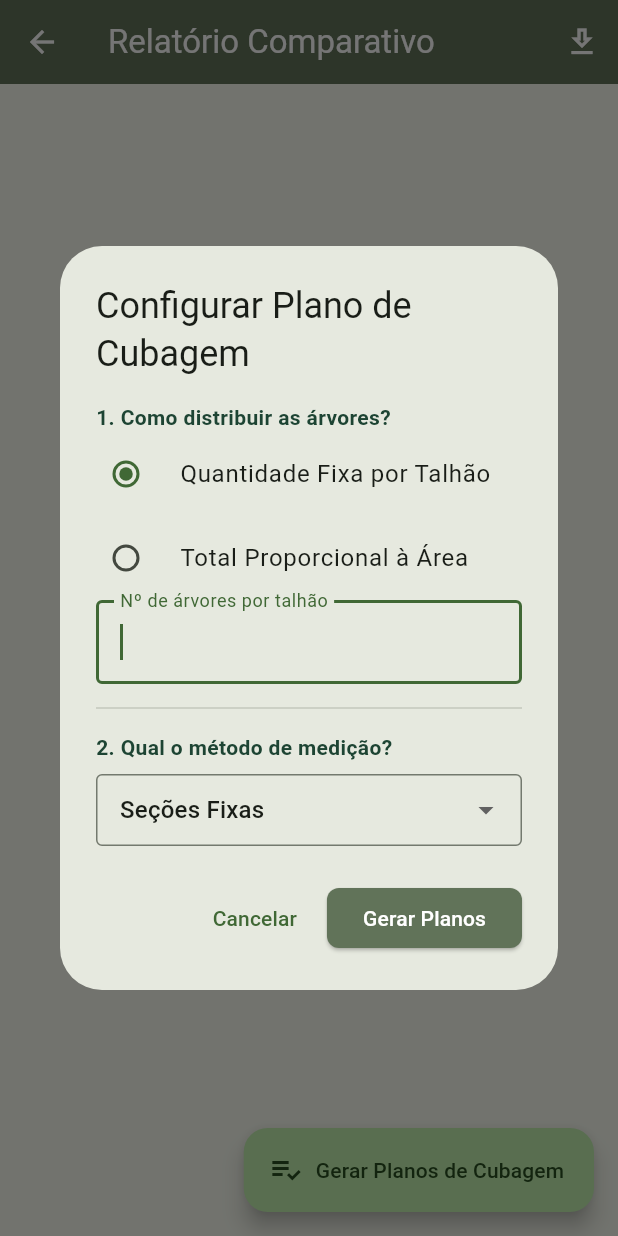
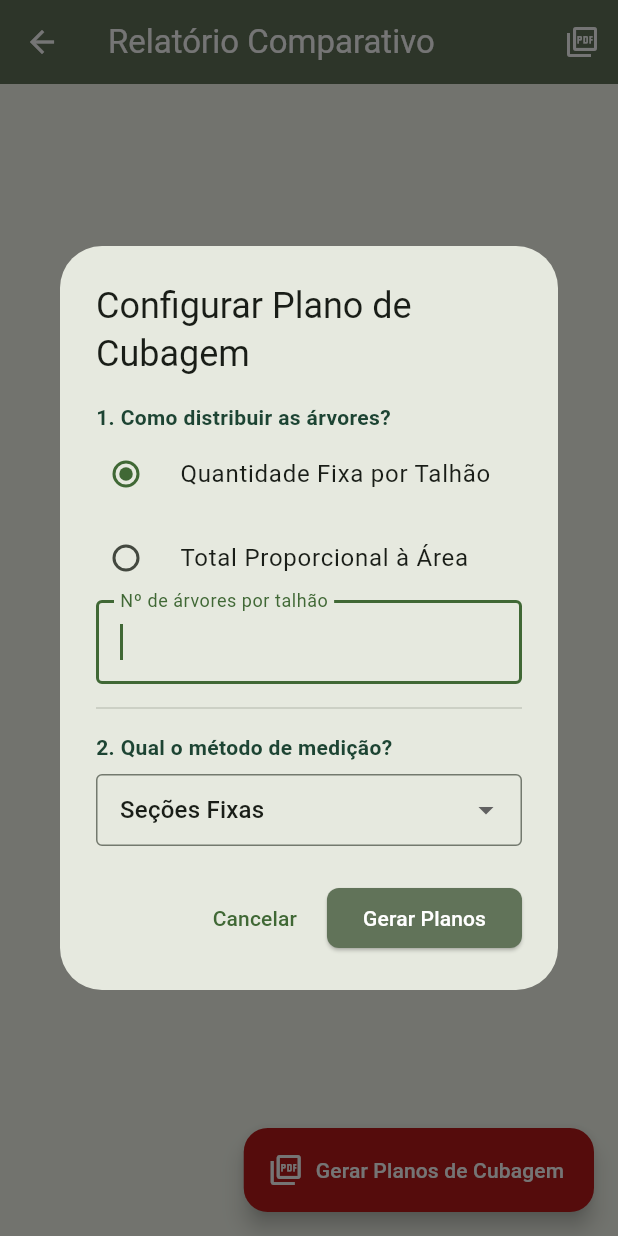
Before and after one commit to Osmar-orbis/geoforestcoletor, a Flutter app: the RelatorioComparativoPage screen opened directly with empty values, after a tap on "Gerar Planos de Cubagem", on a phone screen of 412 x 824 dp. Run offline on Flutter 3.47's test engine with Material 3 defaults, Android fonts, the phone set to English and light mode, and no system bars; our stand-ins replace cloud_firestore, csv, device_info_plus, file_picker, firebase_auth, firebase_core and 13 more; missing offline and left inert: flutter_archive, path_provider_android, proj4dart; accounts and stored records are empty; generated files the repository leaves out were written again.

Commit message:
Primeiro commit - exportação -relatorios

```diff
--- a/lib/pages/dashboard/relatorio_comparativo_page.dart
+++ b/lib/pages/dashboard/relatorio_comparativo_page.dart
@@ -4,7 +4,6 @@ import 'package:flutter/material.dart';
 import 'package:geoforestcoletor/data/datasources/local/database_helper.dart';
 import 'package:geoforestcoletor/models/talhao_model.dart';
 import 'package:geoforestcoletor/pages/dashboard/talhao_dashboard_page.dart';
-import 'package:geoforestcoletor/services/export_service.dart';
 import 'package:geoforestcoletor/services/pdf_service.dart';
 import 'package:geoforestcoletor/models/enums.dart';
 import 'package:geoforestcoletor/services/analysis_service.dart';
@@ -22,14 +21,6 @@ class PlanoConfig {
   });
 }
 
-enum ExportOptions {
-  exportarTudo,
-  exportarParcelas,
-  exportarCubagens,
-  exportarAnalisesPdf,
-  exportarAmostrasGeoJson
-}
-
 class RelatorioComparativoPage extends StatefulWidget {
   final List<Talhao> talhoesSelecionados;
   const RelatorioComparativoPage({super.key, required this.talhoesSelecionados});
@@ -41,7 +32,6 @@ class RelatorioComparativoPage extends StatefulWidget {
 class _RelatorioComparativoPageState extends State<RelatorioComparativoPage> {
   final Map<String, List<Talhao>> _talhoesPorFazenda = {};
   final dbHelper = DatabaseHelper.instance;
-  final exportService = ExportService();
   final pdfService = PdfService();
 
   @override
@@ -60,8 +50,22 @@ class _RelatorioComparativoPageState extends State<RelatorioComparativoPage> {
     }
   }
 
-  Future<void> _handleExportSelection(ExportOptions option) async {
-    // ... seu código de exportação ...
+  Future<void> _exportarAnaliseUnificadaPdf() async {
+    if (widget.talhoesSelecionados.isEmpty) {
+      if (mounted) {
+        ScaffoldMessenger.of(context).showSnackBar(
+          const SnackBar(
+            content: Text('Nenhum talhão para exportar.'),
+            backgroundColor: Colors.orange,
+          ),
+        );
+      }
+      return;
+    }
+    await pdfService.gerarRelatorioUnificadoPdf(
+      context: context,
+      talhoes: widget.talhoesSelecionados,
+    );
   }
 
   Future<PlanoConfig?> _mostrarDialogoDeConfiguracaoLote() async {
@@ -157,31 +161,49 @@ class _RelatorioComparativoPageState extends State<RelatorioComparativoPage> {
     );
   }
 
+  // <<< FUNÇÃO PRINCIPAL MODIFICADA >>>
   Future<void> _gerarPlanosDeCubagemParaSelecionados() async {
     final PlanoConfig? config = await _mostrarDialogoDeConfiguracaoLote();
     if (config == null || !mounted) return;
 
-    ScaffoldMessenger.of(context).showSnackBar(SnackBar(
-      content: Text('Iniciando geração de ${widget.talhoesSelecionados.length} planos...'),
+    ScaffoldMessenger.of(context).showSnackBar(const SnackBar(
+      content: Text('Gerando atividades e planos no banco de dados...'),
       backgroundColor: Colors.blue,
-      duration: const Duration(seconds: 15),
+      duration: Duration(seconds: 15),
     ));
 
     final analysisService = AnalysisService();
     try {
-      await analysisService.criarMultiplasAtividadesDeCubagem(
+      // 1. CHAMA A FUNÇÃO E AGUARDA O RETORNO DOS PLANOS GERADOS
+      final planosGerados = await analysisService.criarMultiplasAtividadesDeCubagem(
         talhoes: widget.talhoesSelecionados,
         metodo: config.metodoDistribuicao,
         quantidade: config.quantidade,
         metodoCubagem: config.metodoCubagem,
       );
-      if (mounted) {
-        ScaffoldMessenger.of(context).removeCurrentSnackBar();
+
+      if (!mounted) return;
+      ScaffoldMessenger.of(context).removeCurrentSnackBar();
+
+      if (planosGerados.isEmpty) {
         ScaffoldMessenger.of(context).showSnackBar(const SnackBar(
-          content: Text('Atividades de cubagem geradas com sucesso!'),
-          backgroundColor: Colors.green,
+          content: Text('Nenhum plano foi gerado. Verifique os dados dos talhões.'),
+          backgroundColor: Colors.orange,
         ));
+        return;
       }
+
+      ScaffoldMessenger.of(context).showSnackBar(const SnackBar(
+        content: Text('Atividades criadas! Gerando PDF dos planos...'),
+        backgroundColor: Colors.green,
+      ));
+
+      // 2. PASSA OS PLANOS GERADOS PARA O PDF SERVICE
+      await pdfService.gerarPdfUnificadoDePlanosDeCubagem(
+        context: context,
+        planosPorTalhao: planosGerados,
+      );
+
     } catch (e) {
        if (mounted) {
         ScaffoldMessenger.of(context).removeCurrentSnackBar();
@@ -199,18 +221,10 @@ class _RelatorioComparativoPageState extends State<RelatorioComparativoPage> {
       appBar: AppBar(
         title: const Text('Relatório Comparativo'),
         actions: [
-          PopupMenuButton<ExportOptions>(
-            onSelected: _handleExportSelection,
-            icon: const Icon(Icons.download_outlined),
-            tooltip: 'Exportar Dados Analisados',
-            itemBuilder: (BuildContext context) => <PopupMenuEntry<ExportOptions>>[
-              const PopupMenuItem<ExportOptions>(value: ExportOptions.exportarTudo, child: ListTile(leading: Icon(Icons.archive_outlined), title: Text('Exportar Tudo (.zip)'))),
-              const PopupMenuDivider(),
-              const PopupMenuItem<ExportOptions>(value: ExportOptions.exportarParcelas, child: ListTile(leading: Icon(Icons.table_rows_outlined), title: Text('Exportar Parcelas (CSV)'))),
-              const PopupMenuItem<ExportOptions>(value: ExportOptions.exportarAmostrasGeoJson, child: ListTile(leading: Icon(Icons.map_outlined), title: Text('Exportar Amostras (GeoJSON)'))),
-              const PopupMenuItem<ExportOptions>(value: ExportOptions.exportarCubagens, child: ListTile(leading: Icon(Icons.architecture_outlined), title: Text('Exportar Cubagens (CSV)'))),
-              const PopupMenuItem<ExportOptions>(value: ExportOptions.exportarAnalisesPdf, child: ListTile(leading: Icon(Icons.picture_as_pdf_outlined), title: Text('Exportar Análises (PDF Unificado)'))),
-            ],
+          IconButton(
+            icon: const Icon(Icons.picture_as_pdf_outlined),
+            onPressed: _exportarAnaliseUnificadaPdf,
+            tooltip: 'Exportar Análises (PDF Unificado)',
           ),
         ],
       ),
@@ -243,11 +257,14 @@ class _RelatorioComparativoPageState extends State<RelatorioComparativoPage> {
           );
         },
       ),
+      // <<< BOTÃO FLUTUANTE COM O ESTILO DO BOTÃO VERMELHO >>>
       floatingActionButton: FloatingActionButton.extended(
         onPressed: _gerarPlanosDeCubagemParaSelecionados,
-        icon: const Icon(Icons.playlist_add_check_outlined),
+        icon: const Icon(Icons.picture_as_pdf_outlined), // Ícone de PDF
         label: const Text('Gerar Planos de Cubagem'),
         tooltip: 'Gerar planos de cubagem para os talhões selecionados',
+        backgroundColor: Theme.of(context).colorScheme.error, // Cor vermelha do tema
+        foregroundColor: Colors.white, // Cor do texto e ícone
       ),
     );
   }
```
Also changed, not shown: lib/pages/analises/simulacao_desbaste_page.dart (+37 -0 lines), lib/pages/dashboard/talhao_dashboard_page.dart (+3 -96 lines), lib/services/analysis_service.dart (+28 -37 lines), lib/services/pdf_service.dart (+106 -0 lines).
